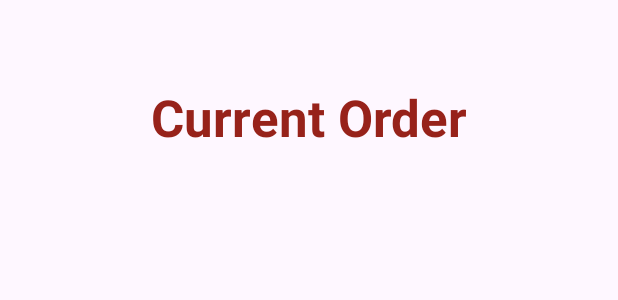
After one commit to deshnadoshi/RUPizzaApp, an Android app: the layout activity_currentorder.xml on its own in the app's theme, with its tools: preview values and no code run, on a phone screen of 412 x 824 dp. The commit adds this screen. Shown: the top 300 px of the screen. Run offline under Robolectric (Android 15) with nearby library versions, the phone set to English and light mode, and no system bars.

Commit message:
GUI: Navigating to Current Order works

```diff
--- a/app/src/main/AndroidManifest.xml
+++ b/app/src/main/AndroidManifest.xml
@@ -25,6 +25,10 @@
             android:name=".BuildYourOwnActivity">
 
         </activity>
+        <activity
+            android:name=".CurrentOrderActivity">
+
+        </activity>
     </application>
 
 </manifest>
--- /dev/null
+++ b/app/src/main/res/layout/activity_currentorder.xml
@@ -0,0 +1,24 @@
+<?xml version="1.0" encoding="utf-8"?>
+<androidx.constraintlayout.widget.ConstraintLayout xmlns:android="http://schemas.android.com/apk/res/android"
+    xmlns:app="http://schemas.android.com/apk/res-auto"
+    xmlns:tools="http://schemas.android.com/tools"
+    android:layout_width="match_parent"
+    android:layout_height="match_parent"
+    tools:context=".MainActivity">
+
+    <TextView
+        android:layout_width="wrap_content"
+        android:layout_height="wrap_content"
+        android:fontFamily="sans-serif"
+        android:text="@string/current_order"
+        android:textAlignment="center"
+        android:textColor="#97221A"
+        android:textSize="34sp"
+        android:textStyle="bold"
+        app:layout_constraintBottom_toBottomOf="parent"
+        app:layout_constraintEnd_toEndOf="parent"
+        app:layout_constraintStart_toStartOf="parent"
+        app:layout_constraintTop_toTopOf="parent"
+        app:layout_constraintVertical_bias="0.071" />
+
+</androidx.constraintlayout.widget.ConstraintLayout>
```
Also changed, not shown: app/src/main/java/com/example/rupizzaapp/CurrentOrderActivity.java (added, +17 -0 lines), app/src/main/java/com/example/rupizzaapp/MainActivity.java (+13 -0 lines).
